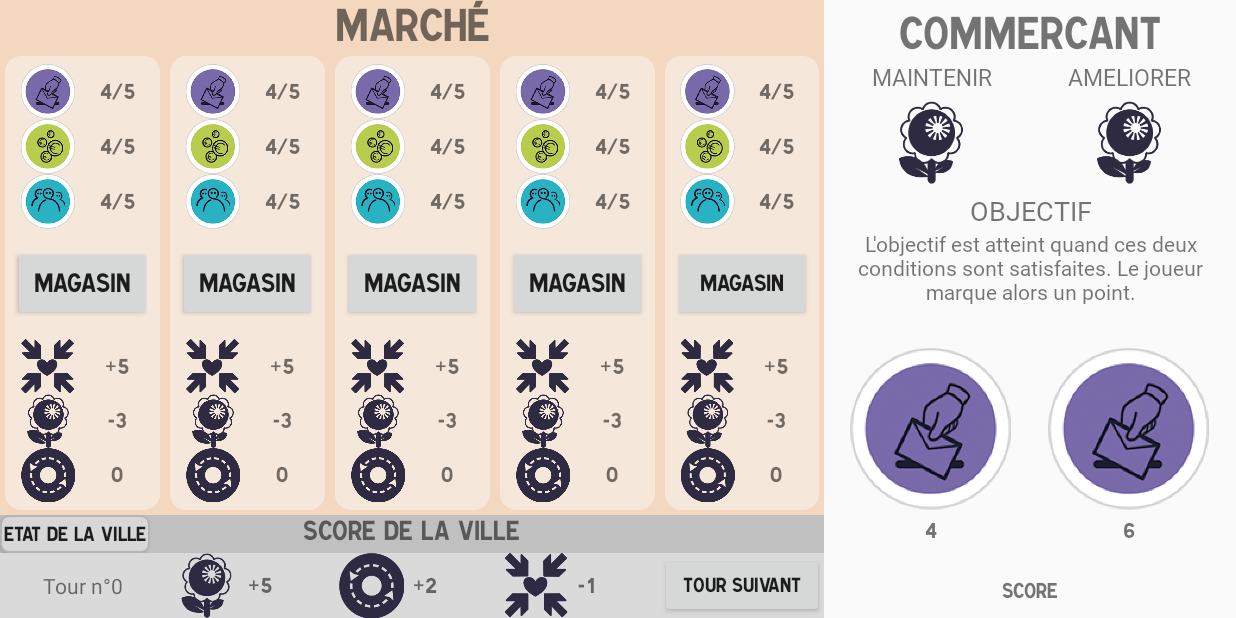
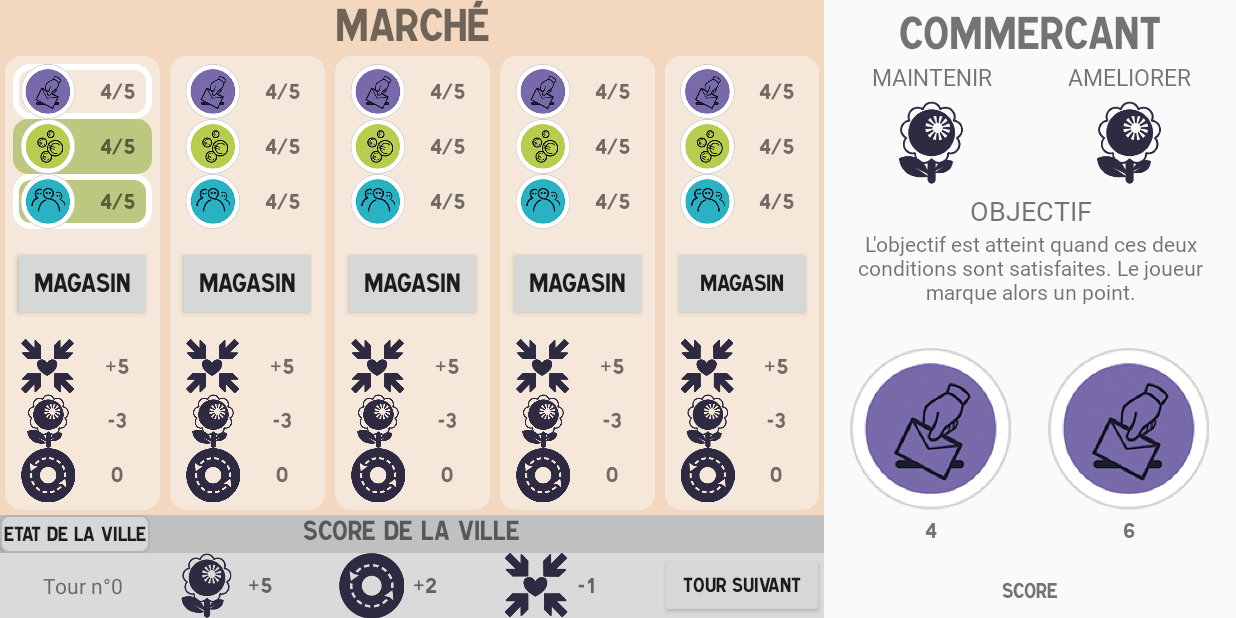
Before and after one commit to TomLeCollegue/Urbalog, an Android app: the PlayerViewActivity screen opened directly, with no data from a screen before it, on a phone screen of 824 x 412 dp (held sideways). Run offline under Robolectric (Android 15) with nearby library versions, the phone set to English and light mode, and no system bars; Roboto replaces fonts that are not available here; 64 statements that could not run were skipped.

Commit message:
WIP, affichage des mise

```diff
--- a/app/src/main/java/com/example/urbalog/Class/Building.java
+++ b/app/src/main/java/com/example/urbalog/Class/Building.java
@@ -192,7 +192,7 @@ public class Building implements Serializable {
 
     public boolean isFilled()
     {
-        if((avancementCoutSocial == coutSocial) && (avancementCoutPolitique == coutPolitique) && (avancementCoutEconomique == coutEconomique))
+        if((avancementCoutPolitique == coutPolitique) && (avancementCoutEconomique == coutEconomique))
             return true;
         else
             return false;
--- a/app/src/main/java/com/example/urbalog/NetworkHelper.java
+++ b/app/src/main/java/com/example/urbalog/NetworkHelper.java
@@ -58,7 +58,7 @@ public class NetworkHelper implements Serializable {
     private boolean discovering;
     private boolean host;
 
-    private static int NB_PLAYERS = 5;
+    private static int NB_PLAYERS = 1;
     private static int NB_BUILDINGS = 6;
 
     private Game currentGame;
@@ -840,6 +840,7 @@ public class NetworkHelper implements Serializable {
     private void updatePlayerView(){
         currentPlayerView.fillInfosView();
         currentPlayerView.colorBuildingBet();
+        currentPlayerView.colorRessources();
     }
 
     private int randomIndex(int min, int max)
--- a/app/src/main/java/com/example/urbalog/PlayerViewActivity.java
+++ b/app/src/main/java/com/example/urbalog/PlayerViewActivity.java
@@ -21,6 +21,7 @@ import com.example.urbalog.Class.Bet;
 import com.example.urbalog.Class.Building;
 import com.example.urbalog.Class.Game;
 import com.example.urbalog.Class.Market;
+import com.example.urbalog.Class.Player;
 import com.example.urbalog.Class.Role;
 import com.example.urbalog.Class.Signal;
 import com.example.urbalog.Class.TransferPackage;
@@ -118,8 +119,27 @@ public class PlayerViewActivity extends AppCompatActivity {
     private LinearLayout B4;
     private LinearLayout B5;
 
-    //button for testing the buildings view
-    private Button bTestBuilding;
+    private LinearLayout poli_1;
+    private LinearLayout eco_1;
+    private LinearLayout social_1;
+
+    private LinearLayout poli_2;
+    private LinearLayout eco_2;
+    private LinearLayout social_2;
+
+    private LinearLayout poli_3;
+    private LinearLayout eco_3;
+    private LinearLayout social_3;
+
+    private LinearLayout poli_4;
+    private LinearLayout eco_4;
+    private LinearLayout social_4;
+
+    private LinearLayout poli_5;
+    private LinearLayout eco_5;
+    private LinearLayout social_5;
+
+
 
 
 
@@ -140,6 +160,13 @@ public class PlayerViewActivity extends AppCompatActivity {
         B3 = (LinearLayout) findViewById(R.id.infrastructure_3);
         B4 = (LinearLayout) findViewById(R.id.infrastructure_4);
         B5 = (LinearLayout) findViewById(R.id.infrastructure_5);
+
+        poli_1 = (LinearLayout) findViewById(R.id.poli_1);
+        eco_1 = (LinearLayout) findViewById(R.id.eco_1);
+        social_1 = (LinearLayout) findViewById(R.id.social_1);
+
+
+
 
         financementRessource = PlayerConnexionActivity.net.getPlayer().getFinancementRessource();
 
@@ -711,4 +738,18 @@ public class PlayerViewActivity extends AppCompatActivity {
             B5.setBackground(getDrawable(R.drawable.style_market_view));
         }
     }
+
+    public void colorRessources(){
+        Building B = PlayerConnexionActivity.net.getCurrentGame().getMarket().getBuildings().get(0);
+        Player P = PlayerConnexionActivity.net.getPlayer();
+        if (Ressource1.equals("Economical")){
+
+            if (financementRessource[0][0] != 0){
+                eco_1.setBackground(getDrawable(R.drawable.ressources_invested));
+            }
+            else{
+                eco_1.setBackground(getDrawable(R.drawable.none));
+            }
+        }
+    }
 }
--- /dev/null
+++ b/app/src/main/res/drawable/none.xml
@@ -0,0 +1,16 @@
+<?xml version="1.0" encoding="utf-8"?>
+<shape xmlns:android="http://schemas.android.com/apk/res/android"
+    android:shape="rectangle"
+    android:padding="50dp">
+
+
+
+    <corners
+        android:bottomRightRadius="10dp"
+        android:bottomLeftRadius="10dp"
+        android:topLeftRadius="10dp"
+        android:topRightRadius="10dp"/>
+
+
+
+</shape>
--- /dev/null
+++ b/app/src/main/res/drawable/ressources_green.xml
@@ -0,0 +1,17 @@
+<?xml version="1.0" encoding="utf-8"?>
+<shape xmlns:android="http://schemas.android.com/apk/res/android"
+    android:shape="rectangle"
+    android:padding="50dp">
+
+    <solid
+        android:color="#bcc87f" />
+
+    <corners
+        android:bottomRightRadius="10dp"
+        android:bottomLeftRadius="10dp"
+        android:topLeftRadius="10dp"
+        android:topRightRadius="10dp"/>
+
+
+
+</shape>
--- /dev/null
+++ b/app/src/main/res/drawable/ressources_invested.xml
@@ -0,0 +1,21 @@
+<?xml version="1.0" encoding="utf-8"?>
+<shape xmlns:android="http://schemas.android.com/apk/res/android"
+    android:shape="rectangle"
+    android:padding="50dp">
+
+
+
+    <corners
+        android:bottomRightRadius="10dp"
+        android:bottomLeftRadius="10dp"
+        android:topLeftRadius="10dp"
+        android:topRightRadius="10dp"/>
+
+
+
+    <stroke
+        android:width="4dp"
+        android:color="#FFFFFF">
+    </stroke>
+
+</shape>
--- /dev/null
+++ b/app/src/main/res/drawable/ressources_invested_green.xml
@@ -0,0 +1,20 @@
+<?xml version="1.0" encoding="utf-8"?>
+<shape xmlns:android="http://schemas.android.com/apk/res/android"
+    android:shape="rectangle"
+    android:padding="50dp">
+
+    <solid
+        android:color="#bcc87f" />
+
+    <corners
+        android:bottomRightRadius="10dp"
+        android:bottomLeftRadius="10dp"
+        android:topLeftRadius="10dp"
+        android:topRightRadius="10dp"/>
+
+    <stroke
+        android:width="4dp"
+        android:color="#FFFFFF">
+    </stroke>
+
+</shape>
--- a/app/src/main/res/layout/bet_popup.xml
+++ b/app/src/main/res/layout/bet_popup.xml
@@ -77,7 +77,7 @@
                 android:layout_height="match_parent"
                 android:layout_margin="10dp"
                 android:layout_weight="1"
-                android:background="#8BC7C7C7"
+                android:background="@drawable/style_market_view"
                 android:gravity="bottom"
                 android:orientation="vertical"
                 android:padding="5dp">
@@ -138,7 +138,7 @@
                 android:layout_height="match_parent"
                 android:layout_margin="10dp"
                 android:layout_weight="1"
-                android:background="#8BC7C7C7"
+                android:background="@drawable/style_market_view"
                 android:gravity="bottom"
                 android:orientation="vertical"
                 android:padding="5dp">
--- a/app/src/main/res/layout/player_view_activity.xml
+++ b/app/src/main/res/layout/player_view_activity.xml
@@ -67,9 +67,11 @@
                             android:orientation="vertical">
 
                             <LinearLayout
-                                android:layout_width="match_parent"
-                                android:layout_height="match_parent"
-                                android:layout_weight="1"
+                                android:id="@+id/poli_1"
+                                android:layout_width="match_parent"
+                                android:layout_height="match_parent"
+                                android:layout_weight="1"
+                                android:background="@drawable/ressources_invested"
                                 android:orientation="horizontal">
 
                                 <LinearLayout
@@ -103,9 +105,11 @@
                             </LinearLayout>
 
                             <LinearLayout
-                                android:layout_width="match_parent"
-                                android:layout_height="match_parent"
-                                android:layout_weight="1"
+                                android:id="@+id/eco_1"
+                                android:layout_width="match_parent"
+                                android:layout_height="match_parent"
+                                android:layout_weight="1"
+                                android:background="@drawable/ressources_green"
                                 android:orientation="horizontal">
 
                                 <LinearLayout
@@ -138,9 +142,11 @@
                             </LinearLayout>
 
                             <LinearLayout
-                                android:layout_width="match_parent"
-                                android:layout_height="match_parent"
-                                android:layout_weight="1"
+                                android:id="@+id/social_1"
+                                android:layout_width="match_parent"
+                                android:layout_height="match_parent"
+                                android:layout_weight="1"
+                                android:background="@drawable/ressources_invested_green"
                                 android:orientation="horizontal">
 
                                 <LinearLayout
@@ -325,6 +331,7 @@
                             android:orientation="vertical">
 
                             <LinearLayout
+                                android:id="@+id/poli_2"
                                 android:layout_width="match_parent"
                                 android:layout_height="match_parent"
                                 android:layout_weight="1"
@@ -361,6 +368,7 @@
                             </LinearLayout>
 
                             <LinearLayout
+                                android:id="@+id/eco_2"
                                 android:layout_width="match_parent"
                                 android:layout_height="match_parent"
                                 android:layout_weight="1"
@@ -396,6 +404,7 @@
                             </LinearLayout>
 
                             <LinearLayout
+                                android:id="@+id/social_2"
                                 android:layout_width="match_parent"
                                 android:layout_height="match_parent"
                                 android:layout_weight="1"
@@ -583,6 +592,7 @@
                             android:orientation="vertical">
 
                             <LinearLayout
+                                android:id="@+id/poli_3"
                                 android:layout_width="match_parent"
                                 android:layout_height="match_parent"
                                 android:layout_weight="1"
@@ -619,6 +629,7 @@
                             </LinearLayout>
 
                             <LinearLayout
+                                android:id="@+id/eco_3"
                                 android:layout_width="match_parent"
                                 android:layout_height="match_parent"
                                 android:layout_weight="1"
@@ -654,6 +665,7 @@
                             </LinearLayout>
 
                             <LinearLayout
+                                android:id="@+id/social_3"
                                 android:layout_width="match_parent"
                                 android:layout_height="match_parent"
                                 android:layout_weight="1"
@@ -841,6 +853,7 @@
                             android:orientation="vertical">
 
                             <LinearLayout
+                                android:id="@+id/poli_4"
                                 android:layout_width="match_parent"
                                 android:layout_height="match_parent"
                                 android:layout_weight="1"
@@ -877,6 +890,7 @@
                             </LinearLayout>
 
                             <LinearLayout
+                                android:id="@+id/eco_4"
                                 android:layout_width="match_parent"
                                 android:layout_height="match_parent"
                                 android:layout_weight="1"
@@ -912,6 +926,7 @@
                             </LinearLayout>
 
                             <LinearLayout
+                                android:id="@+id/social_4"
                                 android:layout_width="match_parent"
                                 android:layout_height="match_parent"
                                 android:layout_weight="1"
@@ -1099,6 +1114,7 @@
                             android:orientation="vertical">
 
                             <LinearLayout
+                                android:id="@+id/poli_5"
                                 android:layout_width="match_parent"
                                 android:layout_height="match_parent"
                                 android:layout_weight="1"
@@ -1135,6 +1151,7 @@
                             </LinearLayout>
 
                             <LinearLayout
+                                android:id="@+id/eco_5"
                                 android:layout_width="match_parent"
                                 android:layout_height="match_parent"
                                 android:layout_weight="1"
@@ -1170,6 +1187,7 @@
                             </LinearLayout>
 
                             <LinearLayout
+                                android:id="@+id/social_5"
                                 android:layout_width="match_parent"
                                 android:layout_height="match_parent"
                                 android:layout_weight="1"
--- a/app/src/main/res/values/colors.xml
+++ b/app/src/main/res/values/colors.xml
@@ -10,6 +10,7 @@
     <color name="dark">#000000</color>
     <color name="game">#f3d7bf</color>
     <color name="sansCouleurs">#00FFFFFF</color>
+    <color name="market_color">#f5e7da</color>
 
 
     <!-- Hugo Hersemeule -->
```
